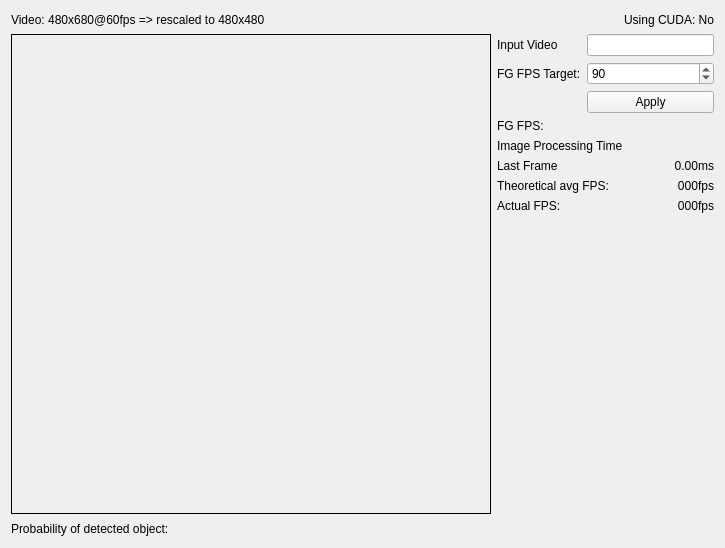
DavidBaldsiefen/rocket_tracker, file src/evaluator_gui_form.ui: the form before one commit.
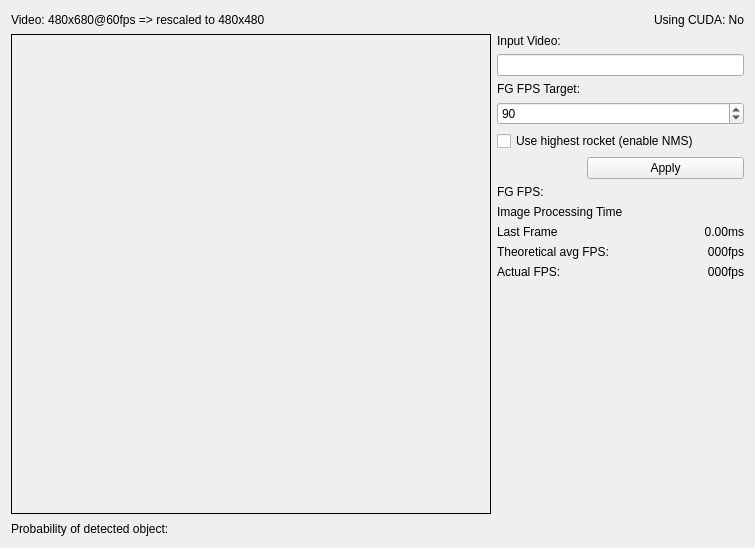
The form after the commit.

Commit message: Add an option to track the highest target (using NMS)

Patch:
```diff
--- a/src/evaluator_gui_form.ui
+++ b/src/evaluator_gui_form.ui
@@ -6,7 +6,7 @@
    <rect>
     <x>0</x>
     <y>0</y>
-    <width>725</width>
+    <width>755</width>
     <height>548</height>
    </rect>
   </property>
@@ -63,65 +63,6 @@
      </item>
      <item row="1" column="1">
       <layout class="QGridLayout" name="gridLayout">
-       <item row="6" column="2">
-        <widget class="QLabel" name="ip_fps_avg">
-         <property name="text">
-          <string>000fps</string>
-         </property>
-         <property name="alignment">
-          <set>Qt::AlignRight|Qt::AlignTrailing|Qt::AlignVCenter</set>
-         </property>
-        </widget>
-       </item>
-       <item row="4" column="0" colspan="2">
-        <widget class="QLabel" name="label_6">
-         <property name="text">
-          <string>Image Processing Time</string>
-         </property>
-        </widget>
-       </item>
-       <item row="0" column="1" colspan="2">
-        <widget class="QLineEdit" name="videopath"/>
-       </item>
-       <item row="5" column="0">
-        <widget class="QLabel" name="label_2">
-         <property name="text">
-          <string>Last Frame</string>
-         </property>
-        </widget>
-       </item>
-       <item row="1" column="1" colspan="2">
-        <widget class="QSpinBox" name="fg_fps_target">
-         <property name="sizePolicy">
-          <sizepolicy hsizetype="Expanding" vsizetype="Fixed">
-           <horstretch>0</horstretch>
-           <verstretch>0</verstretch>
-          </sizepolicy>
-         </property>
-         <property name="minimum">
-          <number>1</number>
-         </property>
-         <property name="maximum">
-          <number>300</number>
-         </property>
-         <property name="value">
-          <number>90</number>
-         </property>
-        </widget>
-       </item>
-       <item row="2" column="1" colspan="2">
-        <widget class="QPushButton" name="applyBtn">
-         <property name="sizePolicy">
-          <sizepolicy hsizetype="Expanding" vsizetype="Fixed">
-           <horstretch>0</horstretch>
-           <verstretch>0</verstretch>
-          </sizepolicy>
-         </property>
-         <property name="text">
-          <string>Apply</string>
-         </property>
-        </widget>
-       </item>
        <item row="0" column="0">
         <widget class="QLabel" name="label">
          <property name="sizePolicy">
@@ -131,11 +72,11 @@
           </sizepolicy>
          </property>
          <property name="text">
-          <string>Input Video</string>
+          <string>Input Video:</string>
          </property>
         </widget>
        </item>
-       <item row="1" column="0">
+       <item row="2" column="0">
         <widget class="QLabel" name="label_5">
          <property name="sizePolicy">
           <sizepolicy hsizetype="Preferred" vsizetype="Preferred">
@@ -148,14 +89,14 @@
          </property>
         </widget>
        </item>
-       <item row="3" column="0">
+       <item row="6" column="0">
         <widget class="QLabel" name="label_3">
          <property name="text">
           <string>FG FPS:</string>
          </property>
         </widget>
        </item>
-       <item row="8" column="0">
+       <item row="11" column="0">
         <spacer name="verticalSpacer_2">
          <property name="orientation">
           <enum>Qt::Vertical</enum>
@@ -168,7 +109,7 @@
          </property>
         </spacer>
        </item>
-       <item row="6" column="0" colspan="2">
+       <item row="9" column="0" colspan="2">
         <widget class="QLabel" name="label_4">
          <property name="toolTip">
           <string/>
@@ -184,7 +125,7 @@
          </property>
         </widget>
        </item>
-       <item row="5" column="2">
+       <item row="8" column="2">
         <widget class="QLabel" name="ip_time">
          <property name="text">
           <string>0.00ms</string>
@@ -194,7 +135,7 @@
          </property>
         </widget>
        </item>
-       <item row="7" column="0">
+       <item row="10" column="0">
         <widget class="QLabel" name="label_8">
          <property name="toolTip">
           <string>Limited by FG publishing rate</string>
@@ -204,7 +145,7 @@
          </property>
         </widget>
        </item>
-       <item row="7" column="2">
+       <item row="10" column="2">
         <widget class="QLabel" name="ip_fps_actual">
          <property name="text">
           <string>000fps</string>
@@ -214,6 +155,75 @@
          </property>
         </widget>
        </item>
+       <item row="9" column="2">
+        <widget class="QLabel" name="ip_fps_avg">
+         <property name="text">
+          <string>000fps</string>
+         </property>
+         <property name="alignment">
+          <set>Qt::AlignRight|Qt::AlignTrailing|Qt::AlignVCenter</set>
+         </property>
+        </widget>
+       </item>
+       <item row="7" column="0" colspan="2">
+        <widget class="QLabel" name="label_6">
+         <property name="text">
+          <string>Image Processing Time</string>
+         </property>
+        </widget>
+       </item>
+       <item row="8" column="0">
+        <widget class="QLabel" name="label_2">
+         <property name="text">
+          <string>Last Frame</string>
+         </property>
+        </widget>
+       </item>
+       <item row="1" column="0" colspan="3">
+        <widget class="QLineEdit" name="videopath"/>
+       </item>
+       <item row="3" column="0" colspan="3">
+        <widget class="QSpinBox" name="fg_fps_target">
+         <property name="sizePolicy">
+          <sizepolicy hsizetype="Expanding" vsizetype="Fixed">
+           <horstretch>0</horstretch>
+           <verstretch>0</verstretch>
+          </sizepolicy>
+         </property>
+         <property name="minimum">
+          <number>1</number>
+         </property>
+         <property name="maximum">
+          <number>300</number>
+         </property>
+         <property name="value">
+          <number>90</number>
+         </property>
+        </widget>
+       </item>
+       <item row="5" column="1" colspan="2">
+        <widget class="QPushButton" name="applyBtn">
+         <property name="sizePolicy">
+          <sizepolicy hsizetype="Expanding" vsizetype="Fixed">
+           <horstretch>0</horstretch>
+           <verstretch>0</verstretch>
+          </sizepolicy>
+         </property>
+         <property name="text">
+          <string>Apply</string>
+         </property>
+        </widget>
+       </item>
+       <item row="4" column="0" colspan="3">
+        <widget class="QCheckBox" name="ip_height_filter_cb">
+         <property name="text">
+          <string>Use highest rocket (enable NMS)</string>
+         </property>
+         <property name="tristate">
+          <bool>false</bool>
+         </property>
+        </widget>
+       </item>
       </layout>
      </item>
      <item row="2" column="0">
```
The commit also changes 2 other files.
